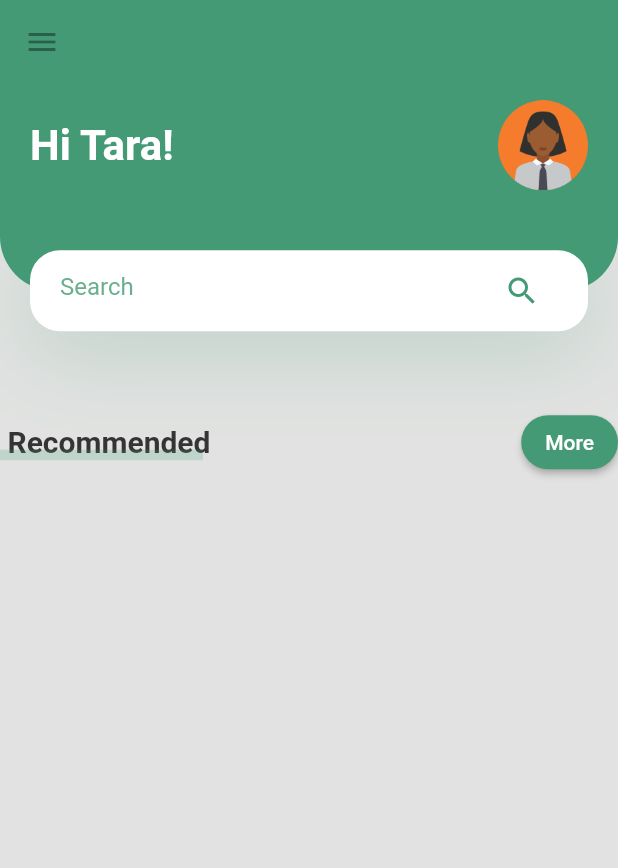
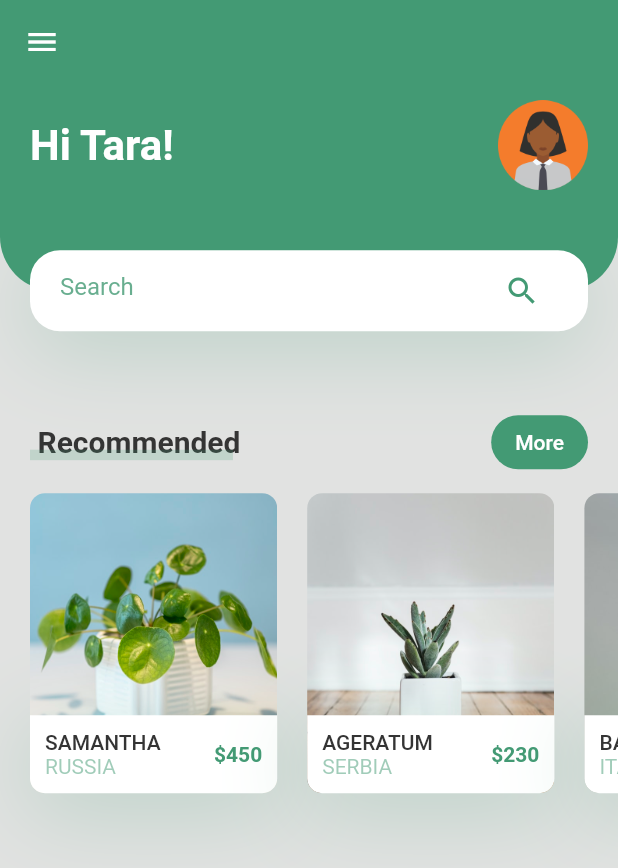
Before and after one commit to tara-pogancev/flutter-plantify, a Flutter app: the screen it shows after launch, on a phone screen of 412 x 824 dp. Shown: the top 868 px of the screen. Run offline on Flutter 3.47's test engine with Material 2 defaults, Android fonts, the phone set to English and light mode, and no system bars.

Commit message:
Plantify initial commit

```diff
--- a/plantify/lib/components/body.dart
+++ /dev/null
@@ -1,78 +0,0 @@
-import 'dart:ui';
-
-import 'package:flutter/material.dart';
-import 'package:plantify/const.dart';
-import 'package:plantify/components/header_with_search_bar.dart';
-
-class Body extends StatelessWidget {
-  @override
-  Widget build(BuildContext context) {
-    Size size = MediaQuery.of(context).size; //Screen dimensions
-    return SingleChildScrollView(
-      child: Column(
-        children: <Widget>[
-          headerWithSearchBar(size),
-          Row(
-            children: [
-              TitleWithCustomUnderline(text: "Recommended"),
-              Spacer(),
-              ElevatedButton(
-                style: ButtonStyle(
-                  backgroundColor: MaterialStateProperty.all<Color>(kPrimaryColor),
-                  shape: MaterialStateProperty.all<RoundedRectangleBorder>(
-                    RoundedRectangleBorder(
-                      borderRadius: BorderRadius.circular(18.0),
-                    ),
-                  ),
-                ),
-                onPressed: () {},
-                child: Text("More"),
-              )
-            ],
-          ),
-        ],
-      ),
-    );
-  }
-}
-
-class TitleWithCustomUnderline extends StatelessWidget {
-  const TitleWithCustomUnderline({
-    Key? key,
-    this.text: "",
-  }) : super(key: key);
-
-  final String text;
-
-  @override
-  Widget build(BuildContext context) {
-    return Container(
-      height: 24,
-      child: Stack(
-        children: <Widget>[
-          Padding(
-            padding: const EdgeInsets.only(left: kDefaultPadding / 4),
-            child: Text(
-              text,
-              style: TextStyle(
-                fontSize: 20,
-                fontWeight: FontWeight.bold,
-                color: kTextColor,
-              ),
-            ),
-          ),
-          Positioned(
-            bottom: 0,
-            left: 0,
-            right: 0,
-            child: Container(
-              height: 7,
-              margin: EdgeInsets.only(right: kDefaultPadding / 4),
-              color: kPrimaryColor.withOpacity(0.2),
-            ),
-          ),
-        ],
-      ),
-    );
-  }
-}
--- a/plantify/lib/main.dart
+++ b/plantify/lib/main.dart
@@ -1,6 +1,6 @@
 import 'package:flutter/material.dart';
 import 'package:plantify/const.dart';
-import 'package:plantify/screens/home/components/home_screen.dart';
+import 'package:plantify/screens/home/home_screen.dart';
 
 void main() {
   runApp(MyApp());
--- /dev/null
+++ b/plantify/lib/screens/home/components/body.dart
@@ -0,0 +1,52 @@
+import 'dart:ui';
+
+import 'package:flutter/material.dart';
+import 'package:plantify/screens/home/components/header_with_search_bar.dart';
+import 'package:plantify/screens/home/components/recommended_plant_card.dart';
+import 'package:plantify/screens/home/components/title_with_button.dart';
+
+class Body extends StatelessWidget {
+  @override
+  Widget build(BuildContext context) {
+    Size size = MediaQuery.of(context).size; //Screen dimensions
+    return SingleChildScrollView(
+      child: Column(
+        children: <Widget>[
+          headerWithSearchBar(size),
+          TitleWithButton(
+            title: "Recommended",
+            press: () {},
+          ),
+          SingleChildScrollView(
+            scrollDirection: Axis.horizontal,
+            child: Row(
+              children: [
+                SinglePlantCard(
+                  title: "Samantha",
+                  price: "450",
+                  country: "Russia",
+                  image: "assets/images/plant01.jpg",
+                  press: () {},
+                ),
+                SinglePlantCard(
+                  title: "Ageratum",
+                  price: "230",
+                  country: "Serbia",
+                  image: "assets/images/plant03.jpg",
+                  press: () {},
+                ),
+                SinglePlantCard(
+                  title: "Bacopa",
+                  price: "120",
+                  country: "Italia",
+                  image: "assets/images/plant04.jpg",
+                  press: () {},
+                ),
+              ],
+            ),
+          ),
+        ],
+      ),
+    );
+  }
+}
--- /dev/null
+++ b/plantify/lib/screens/home/components/recommended_plant_card.dart
@@ -0,0 +1,95 @@
+import 'package:flutter/cupertino.dart';
+import 'package:flutter/material.dart';
+
+import '../../../const.dart';
+
+class SinglePlantCard extends StatelessWidget {
+  const SinglePlantCard({
+    Key? key,
+    required this.title,
+    required this.country,
+    required this.price,
+    required this.image,
+    required this.press,
+  }) : super(key: key);
+
+  final String title, price, country, image;
+  final Function press;
+
+  @override
+  Widget build(BuildContext context) {
+    Size size = MediaQuery.of(context).size;
+
+    return GestureDetector(
+      onTap: press(),
+      child: Container(
+        margin: EdgeInsets.only(
+          left: kDefaultPadding,
+          top: kDefaultPadding / 2,
+          bottom: kDefaultPadding * 2.5,
+        ),
+        width: size.width * 0.4,
+        height: 200,
+        decoration: BoxDecoration(
+          image: DecorationImage(
+            image: AssetImage(image),
+            fit: BoxFit.cover,
+          ),
+          borderRadius: BorderRadius.all(Radius.circular(10)),
+        ),
+        child: Column(
+          children: <Widget>[
+            Container(
+              height: 148,
+            ),
+            Container(
+              padding: EdgeInsets.all(kDefaultPadding / 2),
+              decoration: BoxDecoration(
+                color: Colors.white,
+                boxShadow: [
+                  BoxShadow(
+                    offset: Offset(0, 10),
+                    blurRadius: 50,
+                    color: kPrimaryColor.withOpacity(0.25),
+                  ),
+                ],
+                borderRadius: BorderRadius.only(
+                  bottomLeft: Radius.circular(10),
+                  bottomRight: Radius.circular(10),
+                ),
+              ),
+              child: Row(
+                children: <Widget>[
+                  RichText(
+                    text: TextSpan(
+                      children: [
+                        TextSpan(
+                          text: ("$title\n").toUpperCase(),
+                          style: Theme.of(context).textTheme.button,
+                        ),
+                        TextSpan(
+                          text: (country).toUpperCase(),
+                          style: TextStyle(
+                            color: kPrimaryColor.withOpacity(0.5),
+                          ),
+                        ),
+                      ],
+                    ),
+                  ),
+                  Spacer(),
+                  Text(
+                    '\$$price',
+                    style: TextStyle(
+                      color: kPrimaryColor,
+                      fontWeight: FontWeight.bold,
+                    ),
+                  ),
+                ],
+              ),
+            ),
+          ],
+        ),
+      ),
+    );
+  }
+}
--- /dev/null
+++ b/plantify/lib/screens/home/components/title_with_button.dart
@@ -0,0 +1,42 @@
+import 'package:flutter/cupertino.dart';
+import 'package:flutter/material.dart';
+import 'package:plantify/screens/home/components/title_with_underline.dart';
+
+import '../../../const.dart';
+
+class TitleWithButton extends StatelessWidget {
+  const TitleWithButton({
+    Key? key,
+    required this.title,
+    required this.press,
+  }) : super(key: key);
+
+  final String title;
+  final Function press;
+
+  @override
+  Widget build(BuildContext context) {
+    return Padding(
+      padding: const EdgeInsets.symmetric(horizontal: kDefaultPadding),
+      child: Row(
+        children: [
+          TitleWithCustomUnderline(text: title),
+          Spacer(),
+          ElevatedButton(
+            style: ButtonStyle(
+              backgroundColor: MaterialStateProperty.all<Color>(kPrimaryColor),
+              foregroundColor: MaterialStateProperty.all<Color>(Colors.white),
+              shape: MaterialStateProperty.all<RoundedRectangleBorder>(
+                RoundedRectangleBorder(
+                  borderRadius: BorderRadius.circular(18.0),
+                ),
+              ),
+            ),
+            onPressed: press(),
+            child: Text("More"),
+          )
+        ],
+      ),
+    );
+  }
+}
--- /dev/null
+++ b/plantify/lib/screens/home/components/title_with_underline.dart
@@ -0,0 +1,44 @@
+import 'package:flutter/cupertino.dart';
+
+import '../../../const.dart';
+
+class TitleWithCustomUnderline extends StatelessWidget {
+  const TitleWithCustomUnderline({
+    Key? key,
+    this.text: "",
+  }) : super(key: key);
+
+  final String text;
+
+  @override
+  Widget build(BuildContext context) {
+    return Container(
+      height: 24,
+      child: Stack(
+        children: <Widget>[
+          Padding(
+            padding: const EdgeInsets.only(left: kDefaultPadding / 4),
+            child: Text(
+              text,
+              style: TextStyle(
+                fontSize: 20,
+                fontWeight: FontWeight.bold,
+                color: kTextColor,
+              ),
+            ),
+          ),
+          Positioned(
+            bottom: 0,
+            left: 0,
+            right: 0,
+            child: Container(
+              height: 7,
+              margin: EdgeInsets.only(right: kDefaultPadding / 4),
+              color: kPrimaryColor.withOpacity(0.2),
+            ),
+          ),
+        ],
+      ),
+    );
+  }
+}
--- a/plantify/lib/screens/home/components/home_screen.dart
+++ b/plantify/lib/screens/home/home_screen.dart
@@ -1,5 +1,5 @@
 import 'package:flutter/material.dart';
-import 'package:plantify/components/body.dart';
+import 'package:plantify/screens/home/components/body.dart';
 
 class Homescreen extends StatelessWidget {
   @override
@@ -13,7 +13,12 @@ class Homescreen extends StatelessWidget {
   AppBar buildAppBar() {
     return AppBar(
       elevation: 0,
-      leading: IconButton(icon: Icon(Icons.menu), onPressed: null),
+      leading: IconButton(
+          icon: Icon(
+            Icons.menu,
+            color: Colors.white,
+          ),
+          onPressed: null),
     );
   }
 }
```
Also changed, not shown: plantify/assets/images/plant01.jpg (added), plantify/assets/images/plant02.jpg (added), plantify/assets/images/plant03.jpg (added), plantify/assets/images/plant04.jpg (added), plantify/assets/images/plant05.jpg (added), plantify/lib/screens/home/components/header_with_search_bar.dart (renamed from plantify/lib/components/header_with_search_bar.dart).
